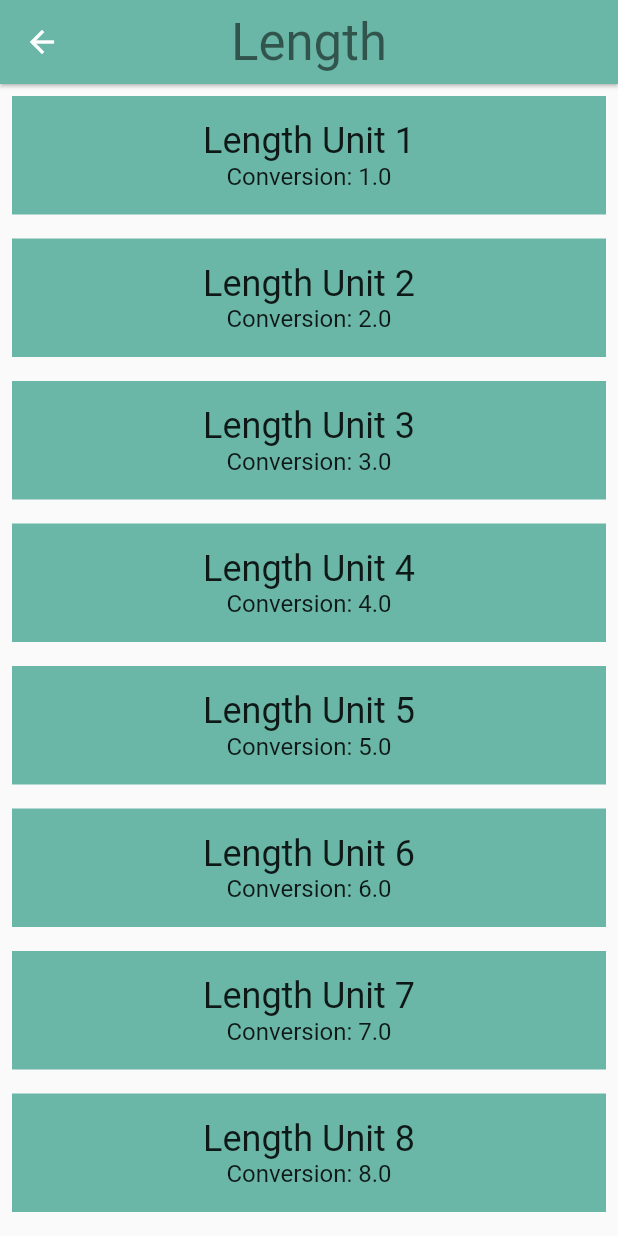
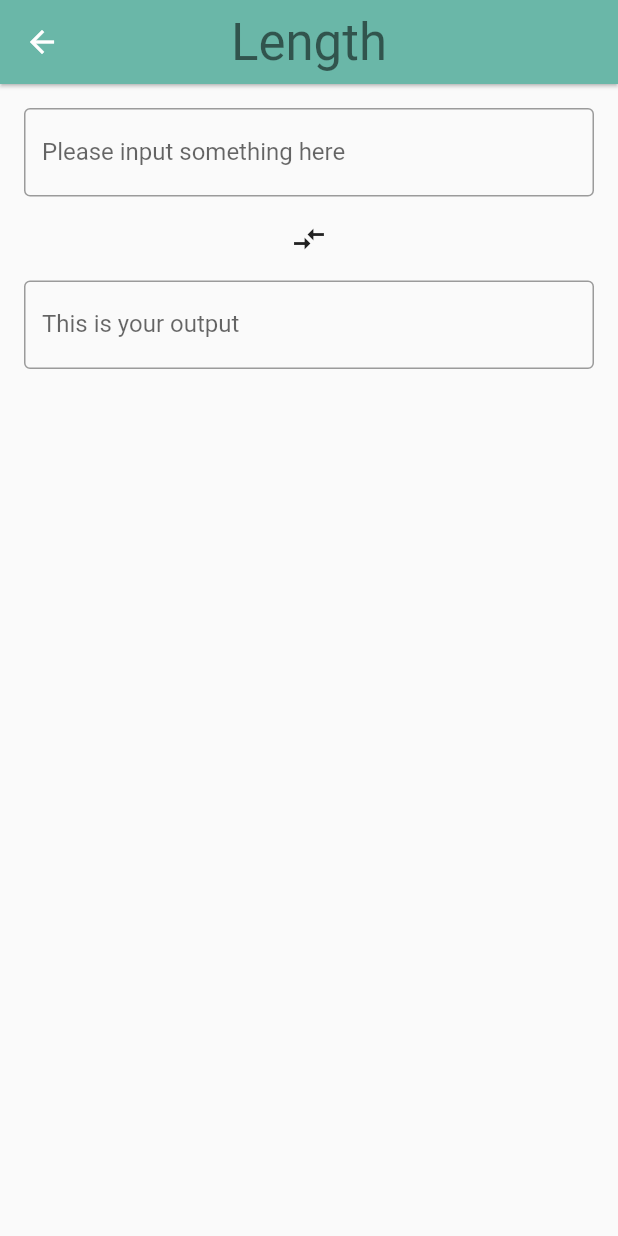
Before and after one commit to akaTJ/udacity-flutter, a Flutter app: the screen it shows after launch, after a tap on "Length", on a phone screen of 412 x 824 dp. Run offline on Flutter 3.47's test engine with Material 2 defaults, Android fonts, the phone set to English and light mode, and no system bars.

Commit message:
Created input and output group of widgets

```diff
--- a/task_06_input/lib/converter_route.dart
+++ b/task_06_input/lib/converter_route.dart
@@ -35,6 +35,9 @@ class ConverterRoute extends StatefulWidget {
 class _ConverterRouteState extends State<ConverterRoute> {
   // TODO: Set some variables, such as for keeping track of the user's input
   // value and units
+  double _userInput;
+  Unit _fromUnit;
+  Unit _toUnit;
 
   // TODO: Determine whether you need to override anything, such as initState()
 
@@ -61,36 +64,52 @@ class _ConverterRouteState extends State<ConverterRoute> {
     // TODO: Create the 'input' group of widgets. This is a Column that
     // includes the input value, and 'from' unit [Dropdown].
 
+    final inputWidgets = Padding(
+      padding: EdgeInsets.all(16.0),
+      child: Column(
+        children: [
+          TextField(
+            keyboardType: TextInputType.number,
+            decoration: InputDecoration(
+              border: OutlineInputBorder(),
+              labelText: 'Please input something here'
+            ),
+          )
+
+        ],
+      ),
+    );
+
     // TODO: Create a compare arrows icon.
+
+    final arrowsIcon = Icon(Icons.compare_arrows);
 
     // TODO: Create the 'output' group of widgets. This is a Column that
     // includes the output value, and 'to' unit [Dropdown].
 
+    final outputWidgets = Padding(
+      padding: EdgeInsets.all(16.0),
+      child: Column(
+        children: [
+          TextField(
+            decoration: InputDecoration(
+                border: OutlineInputBorder(),
+                labelText: 'This is your output'
+            ),
+          )
+
+        ],
+      ),
+    );
+
     // TODO: Return the input, arrows, and output widgets, wrapped in a Column.
 
-    // TODO: Delete the below placeholder code.
-    final unitWidgets = widget.units.map((Unit unit) {
-      return Container(
-        color: widget.color,
-        margin: EdgeInsets.all(8.0),
-        padding: EdgeInsets.all(16.0),
-        child: Column(
-          children: <Widget>[
-            Text(
-              unit.name,
-              style: Theme.of(context).textTheme.headline,
-            ),
-            Text(
-              'Conversion: ${unit.conversion}',
-              style: Theme.of(context).textTheme.subhead,
-            ),
-          ],
-        ),
-      );
-    }).toList();
-
-    return ListView(
-      children: unitWidgets,
+    return Column(
+      children: [
+        inputWidgets,
+        arrowsIcon,
+        outputWidgets,
+      ],
     );
   }
 }
```
